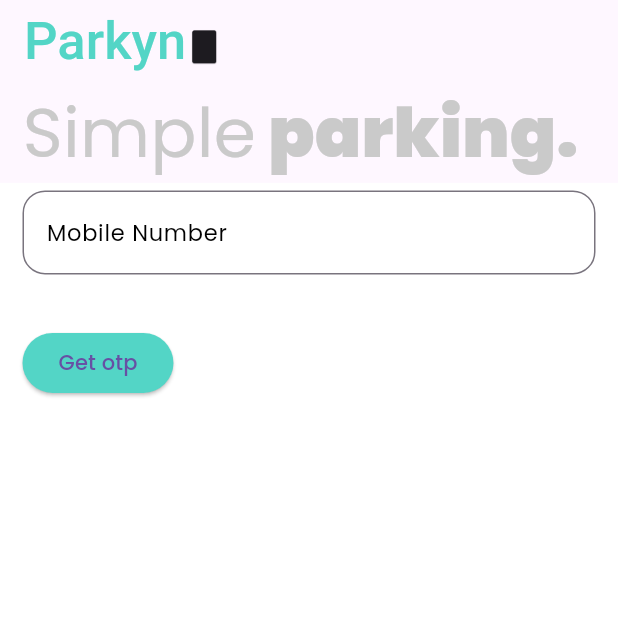
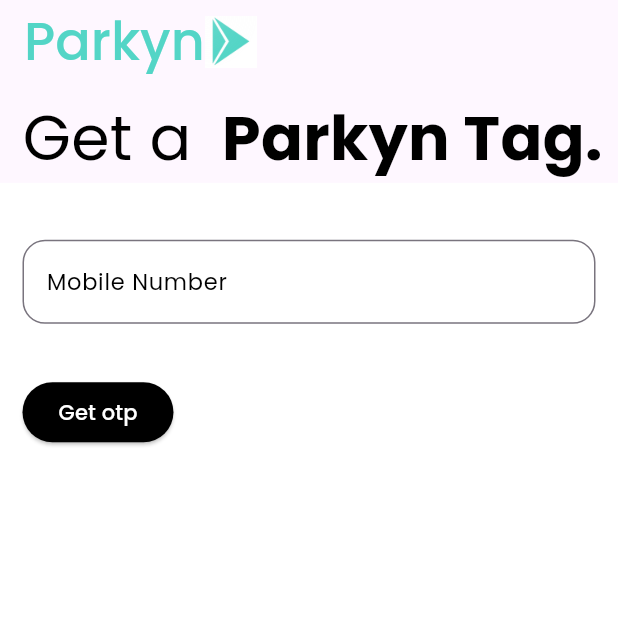
Before and after one commit to AnuroopFarkya11/parkinn, a Flutter app: the screen it shows after launch, on a phone screen of 412 x 824 dp, the top half of it. Run offline on Flutter 3.47's test engine with Material 2 defaults, Android fonts, the phone set to English and light mode, and no system bars; our stand-ins replace cached_network_image, get, google_fonts, otp_text_field, shared_preferences, socket_io_client; accounts and stored records are empty.

Commit message:
initial commit

```diff
--- a/lib/Screens/auth_screen/auth_controller.dart
+++ b/lib/Screens/auth_screen/auth_controller.dart
@@ -4,6 +4,7 @@ import 'dart:developer';
 import 'package:flutter/cupertino.dart';
 import 'package:get/get.dart';
 import 'package:flutter/material.dart';
+import 'package:otp_text_field/otp_field.dart';
 import 'package:parkinn/Screens/home_screen/home_screen.dart';
 import 'package:parkinn/Services/global_controller.dart';
 import 'package:parkinn/Services/shared_preferences/shared_preference.dart';
@@ -18,7 +19,7 @@ class AuthController extends GetxController {
   GlobalKey<FormState> numberKey = GlobalKey<FormState>();
   TextEditingController numberController = TextEditingController();
   GlobalKey<FormState> otpKey = GlobalKey<FormState>();
-  TextEditingController otpController = TextEditingController();
+  OtpFieldController otpController = OtpFieldController();
   FocusNode numberFocus = FocusNode();
 
   late Rx<bool> otpCheck;
@@ -73,7 +74,7 @@ class AuthController extends GetxController {
 
       try {
         customer = await API
-            .createUser(numberController.text, otpController.text)
+            .createUser(numberController.text, otpController.toString())
             .then(
           (customer) {
             SharedService.setCustomerId(
--- a/lib/Screens/auth_screen/auth_screen.dart
+++ b/lib/Screens/auth_screen/auth_screen.dart
@@ -1,6 +1,8 @@
 import 'dart:developer';
 import 'package:flutter/material.dart';
 import 'package:get/get.dart';
+import 'package:otp_text_field/otp_field.dart';
+import 'package:otp_text_field/style.dart';
 import 'package:parkinn/Screens/auth_screen/auth_controller.dart';
 import 'package:parkinn/Screens/home_screen/home_screen.dart';
 import 'package:parkinn/Services/API/api_services.dart';
@@ -16,8 +18,6 @@ class AuthScreen extends GetView<AuthController> {
 
   @override
   Widget build(BuildContext context) {
-
-
     return Scaffold(
       backgroundColor: Colors.white,
       body: SafeArea(
@@ -28,21 +28,22 @@ class AuthScreen extends GetView<AuthController> {
                 bottomWidget: Row(
               children: [
                 Text(
-                  'Simple',
+                  'Get a ',
                   style: TextStyle(
-                      color: BrandColors.subTitleColor,
-                      fontSize: CustomSizes.width * 0.11),
+                      color: Colors.black, fontSize: CustomSizes.width * 0.10),
                 ),
                 Text(
-                  ' parking.',
+                  ' Parkyn Tag.',
                   style: TextStyle(
-                      color: BrandColors.subTitleColor,
-                      fontSize: CustomSizes.width * 0.11,
-                      fontWeight: FontWeight.w900),
+                      color: Colors.black,
+                      fontSize: CustomSizes.width * 0.10,
+                      fontWeight: FontWeight.bold),
                 ),
               ],
             )),
-            SliverFillRemaining(
+            SliverPadding(
+              padding: EdgeInsets.only(top: CustomSizes.height * 0.04),
+              sliver: SliverFillRemaining(
                 hasScrollBody: false,
                 child: Container(
                   padding:
@@ -62,13 +63,26 @@ class AuthScreen extends GetView<AuthController> {
                       ),
                       Obx(() {
                         if (controller.otpCheck.value) {
-                        return ParkInField(
-                            labelText: "OTP",
-                            textInputType: TextInputType.number,
-                            formKey: controller.otpKey,
-                            validator: controller.onOtpValidation,
-                            controller: controller.otpController
+                          return OTPTextField(
+                            controller: controller.otpController,
+                            length: 5,
+                            keyboardType: TextInputType.number,
+                            margin: EdgeInsets.all(4),
+                            width: CustomSizes.width * 0.5,
+                            fieldStyle: FieldStyle.underline,
+                            textFieldAlignment: MainAxisAlignment.spaceBetween,
+                            onCompleted: (value) {
+                              controller.onOtpValidation;
+                            },
                           );
+                          //
+                          // );
+                          // return ParkInField(
+                          //     labelText: "OTP",
+                          //     textInputType: TextInputType.number,
+                          //     formKey: controller.otpKey,
+                          //     validator: controller.onOtpValidation,
+                          //     controller: controller.otpController);
                         } else {
                           return Container();
                         }
@@ -78,7 +92,11 @@ class AuthScreen extends GetView<AuthController> {
                       ),
                       Obx(
                         () => ElevatedButton(
-                        onPressed: controller.otpCheck.value?controller.onVerifyOtp:controller.onGetOtp,
+                          style: ElevatedButton.styleFrom(
+                              backgroundColor: Colors.black),
+                          onPressed: controller.otpCheck.value
+                              ? controller.onVerifyOtp
+                              : controller.onGetOtp,
                           child: controller.isLoading.value
                               ? const SizedBox(
                                   height: 15,
@@ -88,11 +106,16 @@ class AuthScreen extends GetView<AuthController> {
                                     strokeWidth: 3.0,
                                   ))
                               : controller.otpCheck.value
-                                ? const Text("Verify otp")
-                                : const Text("Get otp"),
+                                  ? const Text(
+                                      "Verify otp",
+                                      style: TextStyle(color: Colors.white),
+                                    )
+                                  : const Text("Get otp",
+                                      style: TextStyle(color: Colors.white)),
                         ),
                       ),
                     ],
+                  ),
                 ),
               ),
             )
--- a/lib/Widgets/app_bar/app_bar.dart
+++ b/lib/Widgets/app_bar/app_bar.dart
@@ -23,32 +23,16 @@ class ParkInBar extends GetView<ParkInnBarController> {
         pinned: true,
         // backgroundColor: Colors.white,
         actionsIconTheme: const IconThemeData(color: Colors.black),
-      title: RichText(
-        text: TextSpan(
+        title: Row(
           children: [
-            TextSpan(text: "Parkyn", style: TextStyle(
+            Text("Parkyn", style: TextStyle(
                 color: BrandColors.primaryColor,
                 fontSize: 35,
                 fontWeight: FontWeight.w500),),
-            WidgetSpan(child: ImageIcon(AssetImage("assets/icons/icon.png"))),
-          ]
+            Image.asset("assets/icons/icon_full.png", height: 35, )
+          ],
         ),
-      ),
-      // titleTextStyle: TextStyle(
-      //     color: BrandColors.primaryColor,
-      //     fontSize: 35,
-      //     fontWeight: FontWeight.w500),
-      // leading: Row(
-      //   children: [
-      //     Text(
-      //       "Parkyn",
-      //       style: TextStyle(
-      //           color: BrandColors.primaryColor,
-      //           fontSize: 30,
-      //           fontWeight: FontWeight.w500),
-      //     ),
-      //   ],
-      // ),
+
         bottom: PreferredSize(
     preferredSize: Size.fromHeight(CustomSizes.height * 0.08),
     child: Container(
--- a/pubspec.yaml
+++ b/pubspec.yaml
@@ -43,6 +43,7 @@ dependencies:
   socket_io_client: ^2.0.3+1
   cached_network_image: ^3.2.3
   flutter_launcher_icons: ^0.13.1
+  otp_text_field: ^1.1.3
 
 
 dev_dependencies:
```
Also changed, not shown: pubspec.lock. Lines whose indentation alone changed are shown as unchanged.
